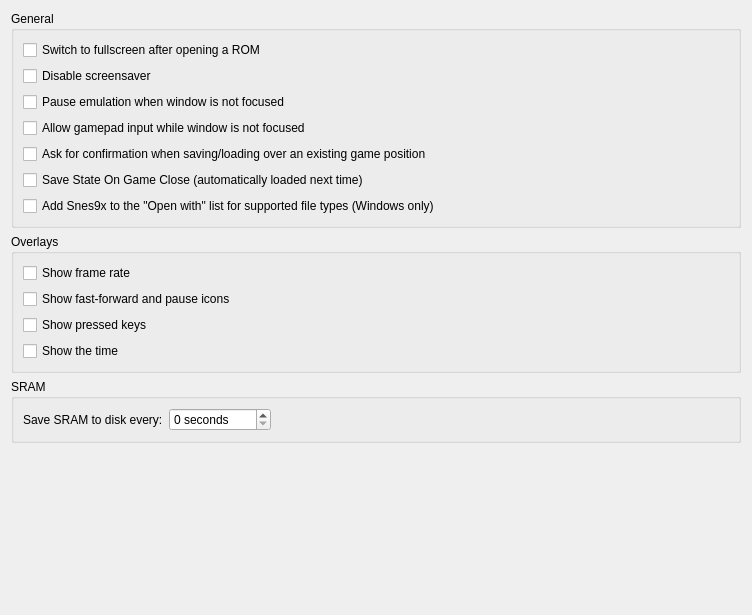
This is qt/src/GeneralPanel.ui in Deathsoul56/snes9xrd as Qt 5 draws it before an edit. The edited form follows.
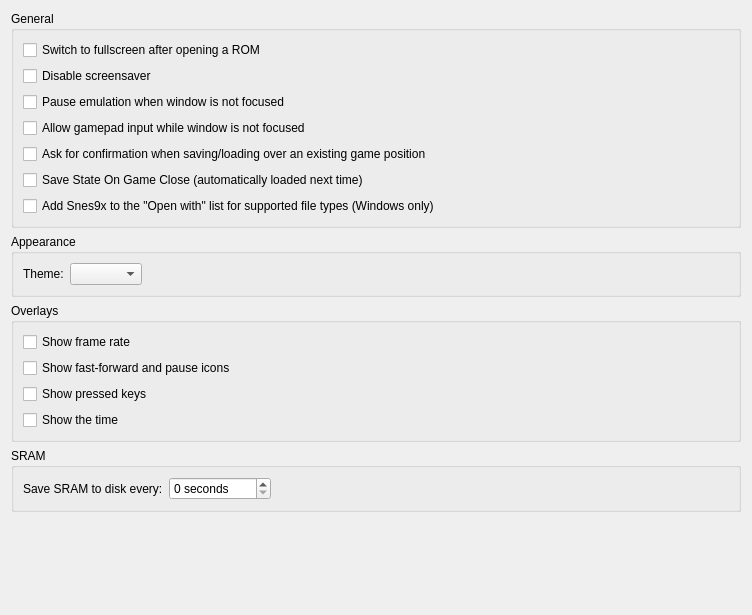
This is the edited form.

Commit message: feat(qt): v0.5 - Undo State shortcut, sound-channel defaults, AMOLED Purple theme, black-rectangle rendering fix

```diff
--- a/qt/src/GeneralPanel.ui
+++ b/qt/src/GeneralPanel.ui
@@ -72,6 +72,38 @@
      </layout>
     </widget>
    </item>
+   <item>
+    <widget class="QGroupBox" name="groupBox_appearance">
+     <property name="title">
+      <string>Appearance</string>
+     </property>
+     <layout class="QHBoxLayout" name="horizontalLayout_appearance">
+      <item>
+       <widget class="QLabel" name="label_theme">
+        <property name="text">
+         <string>Theme:</string>
+        </property>
+       </widget>
+      </item>
+      <item>
+       <widget class="QComboBox" name="comboBox_theme"/>
+      </item>
+      <item>
+       <spacer name="horizontalSpacer_theme">
+        <property name="orientation">
+         <enum>Qt::Horizontal</enum>
+        </property>
+        <property name="sizeHint" stdset="0">
+         <size>
+          <width>40</width>
+          <height>20</height>
+         </size>
+        </property>
+       </spacer>
+      </item>
+     </layout>
+    </widget>
+   </item>
    <item>
     <widget class="QGroupBox" name="groupBox_2">
      <property name="title">
```
The commit also changes 28 other files.
